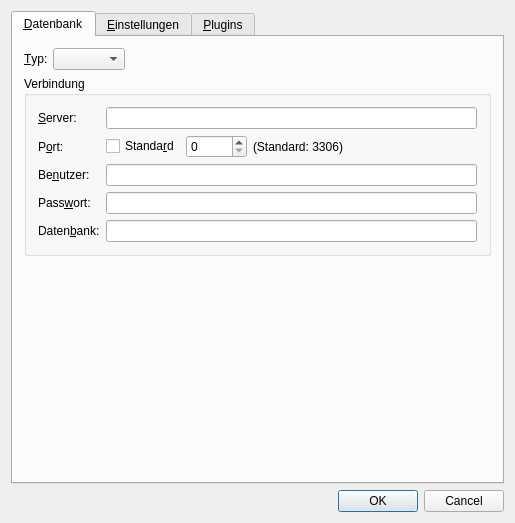
Above: src/gui/windows/SettingsWindow.ui from startkladde/startkladde before the change. Below: the same form after it.
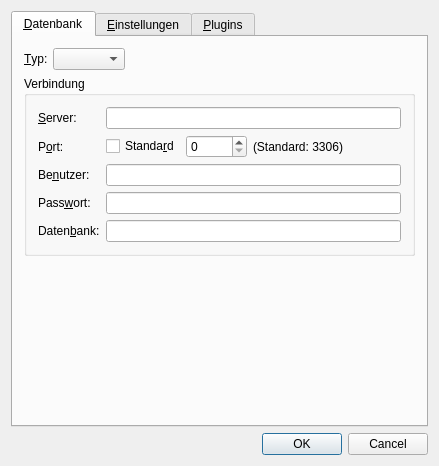
That is the form after the change. The open tabs and pages were chosen to show the change.

Patch:
```diff
--- a/src/gui/windows/SettingsWindow.ui
+++ b/src/gui/windows/SettingsWindow.ui
@@ -6,8 +6,8 @@
    <rect>
     <x>0</x>
     <y>0</y>
-    <width>515</width>
-    <height>523</height>
+    <width>439</width>
+    <height>466</height>
    </rect>
   </property>
   <property name="windowTitle">
```
Left out of the diff: 2 changed lines with no effect on the pictures.
